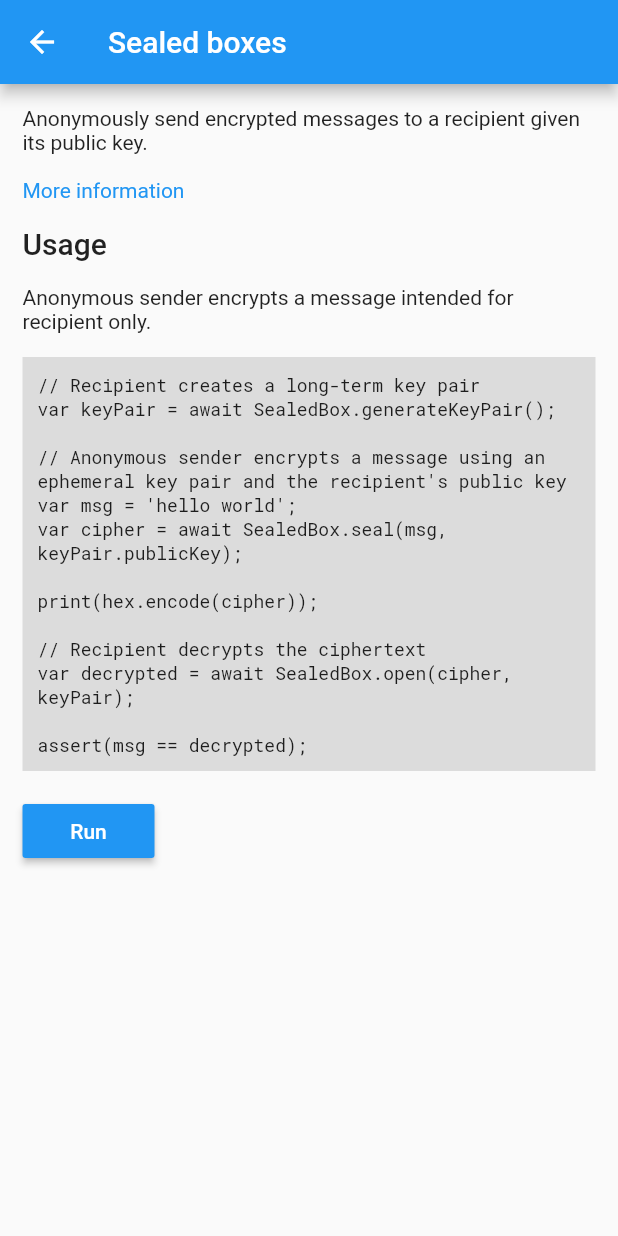
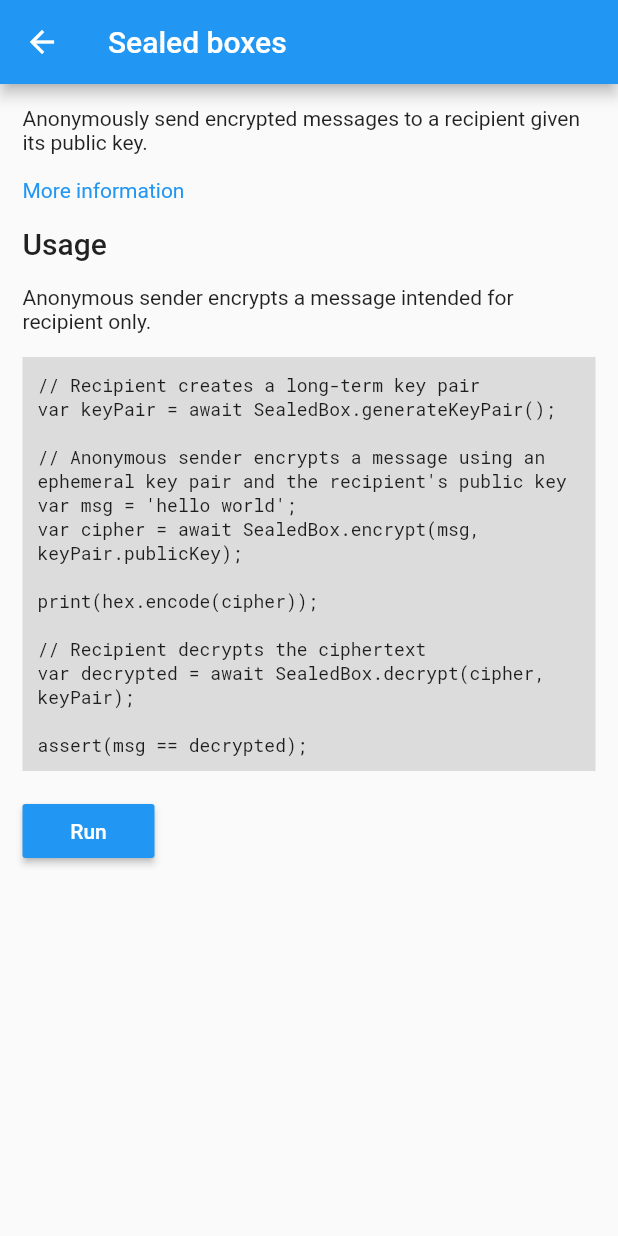
Before and after one commit to firstfloorsoftware/flutter_sodium, a Flutter app: the screen it shows after launch, after a tap on "Sealed boxes", on a phone screen of 412 x 824 dp. Run offline on Flutter 3.47's test engine with Material 2 defaults, Android fonts, the phone set to English and light mode, and no system bars; our stand-ins replace convert.

Commit message:
renames SealedBox.seal to encrypt and SealedBox.open to decrypt

```diff
--- a/example/lib/main.dart
+++ b/example/lib/main.dart
@@ -135,12 +135,12 @@ var keyPair = await SealedBox.generateKeyPair();
 
 // Anonymous sender encrypts a message using an ephemeral key pair and the recipient's public key
 var msg = 'hello world';
-var cipher = await SealedBox.seal(msg, keyPair.publicKey);
+var cipher = await SealedBox.encrypt(msg, keyPair.publicKey);
 
 print(hex.encode(cipher));
 
 // Recipient decrypts the ciphertext
-var decrypted = await SealedBox.open(cipher, keyPair);
+var decrypted = await SealedBox.decrypt(cipher, keyPair);
 
 assert(msg == decrypted);''', () async {
             // Recipient creates a long-term key pair
@@ -148,10 +148,10 @@ assert(msg == decrypted);''', () async {
 
             // Anonymous sender encrypts a message using an ephemeral key pair and the recipient's public key
             var msg = 'hello world';
-            var cipher = await SealedBox.seal(msg, keyPair.publicKey);
+            var cipher = await SealedBox.encrypt(msg, keyPair.publicKey);
 
             // Recipient decrypts the ciphertext
-            var decrypted = await SealedBox.open(cipher, keyPair);
+            var decrypted = await SealedBox.decrypt(cipher, keyPair);
 
             assert(msg == decrypted);
 
--- a/lib/src/sealed_box.dart
+++ b/lib/src/sealed_box.dart
@@ -13,15 +13,15 @@ class SealedBox {
   }
 
   /// Encrypts a message for a recipient having specified public key.
-  static Future<Uint8List> seal(String value, Uint8List publicKey) =>
+  static Future<Uint8List> encrypt(String value, Uint8List publicKey) =>
       Sodium.cryptoBoxSeal(utf8.encode(value), publicKey);
 
   /// Encrypts a value for a recipient having specified public key.
-  static Future<Uint8List> sealBytes(Uint8List value, Uint8List publicKey) =>
+  static Future<Uint8List> encryptBytes(Uint8List value, Uint8List publicKey) =>
       Sodium.cryptoBoxSeal(value, publicKey);
 
   /// Decrypts the ciphertext using given keypair.
-  static Future<String> open(Uint8List cipher, KeyPair keyPair) async {
+  static Future<String> decrypt(Uint8List cipher, KeyPair keyPair) async {
     var message = await Sodium.cryptoBoxSealOpen(
         cipher, keyPair.publicKey, keyPair.secretKey);
 
@@ -29,6 +29,6 @@ class SealedBox {
   }
 
   /// Decrypts the ciphertext using given keypair.
-  static Future<Uint8List> openBytes(Uint8List cipher, KeyPair keyPair) =>
+  static Future<Uint8List> decryptBytes(Uint8List cipher, KeyPair keyPair) =>
       Sodium.cryptoBoxSealOpen(cipher, keyPair.publicKey, keyPair.secretKey);
 }
```
